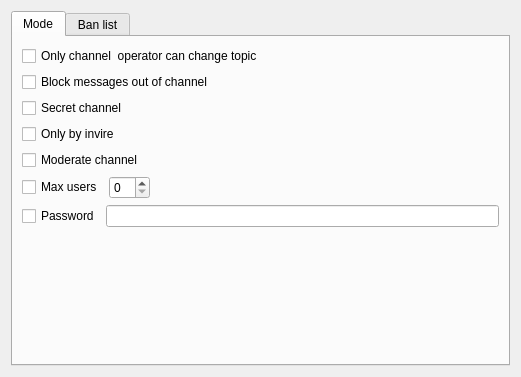
Before: the Qt Designer form src/plugins/azoth/plugins/acetamide/channelconfigwidget.ui in 0xd34df00d/leechcraft, drawn with Qt 5.
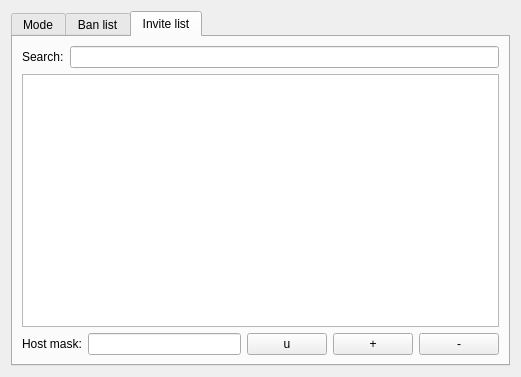
After: the same form once the commit is applied. The open tabs and pages were chosen to show the change.

Diff of the .ui file:
```diff
--- a/src/plugins/azoth/plugins/acetamide/channelconfigwidget.ui
+++ b/src/plugins/azoth/plugins/acetamide/channelconfigwidget.ui
@@ -50,7 +50,7 @@
          <item>
           <widget class="QCheckBox" name="InvitesOnly_">
            <property name="text">
-            <string>Only by invire</string>
+            <string>Only by invite</string>
            </property>
           </widget>
          </item>
@@ -178,6 +178,65 @@
        </item>
       </layout>
      </widget>
+     <widget class="QWidget" name="tab_3">
+      <attribute name="title">
+       <string>Invite list</string>
+      </attribute>
+      <layout class="QGridLayout" name="gridLayout_4">
+       <item row="0" column="0">
+        <layout class="QHBoxLayout" name="horizontalLayout_6">
+         <item>
+          <widget class="QLabel" name="label_3">
+           <property name="text">
+            <string>Search:</string>
+           </property>
+          </widget>
+         </item>
+         <item>
+          <widget class="QLineEdit" name="InviteSearch_"/>
+         </item>
+        </layout>
+       </item>
+       <item row="1" column="0">
+        <widget class="QTableWidget" name="InviteList_"/>
+       </item>
+       <item row="2" column="0">
+        <layout class="QHBoxLayout" name="horizontalLayout_7">
+         <item>
+          <widget class="QLabel" name="label_4">
+           <property name="text">
+            <string>Host mask:</string>
+           </property>
+          </widget>
+         </item>
+         <item>
+          <widget class="QLineEdit" name="InviteHostMask_"/>
+         </item>
+         <item>
+          <widget class="QPushButton" name="UpdateInvite_">
+           <property name="text">
+            <string>u</string>
+           </property>
+          </widget>
+         </item>
+         <item>
+          <widget class="QPushButton" name="AddInvite_">
+           <property name="text">
+            <string>+</string>
+           </property>
+          </widget>
+         </item>
+         <item>
+          <widget class="QPushButton" name="RemoveInvite_">
+           <property name="text">
+            <string>-</string>
+           </property>
+          </widget>
+         </item>
+        </layout>
+       </item>
+      </layout>
+     </widget>
     </widget>
    </item>
   </layout>
```
Left out of the diff: 55 changed lines with no effect on the pictures.
